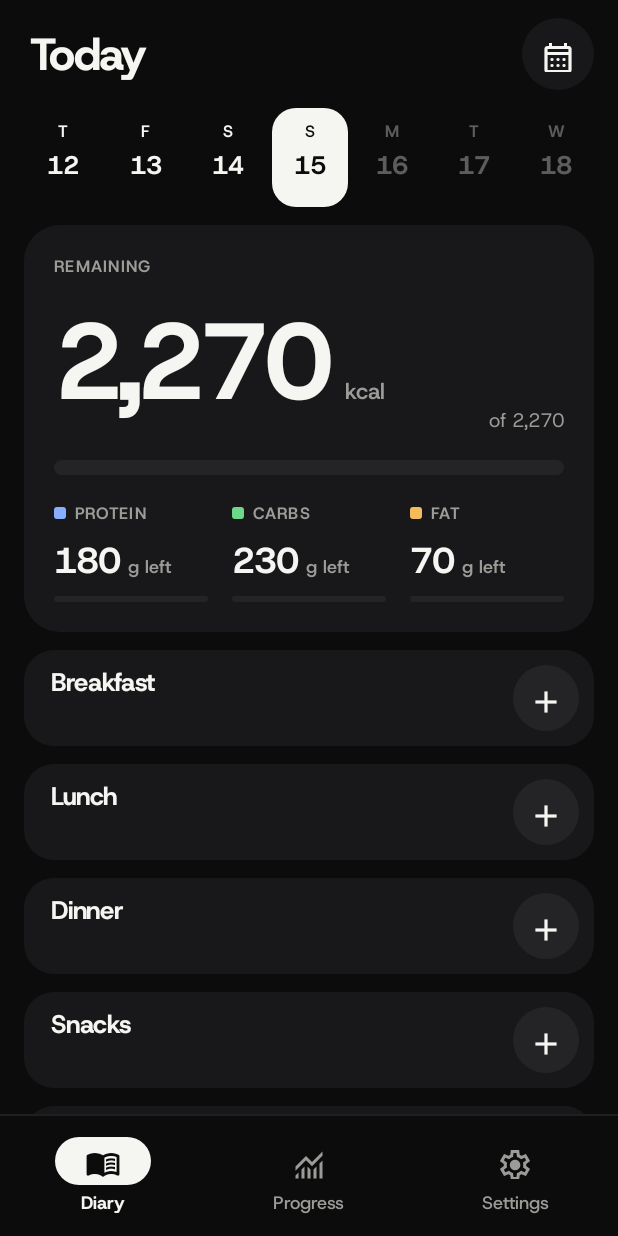
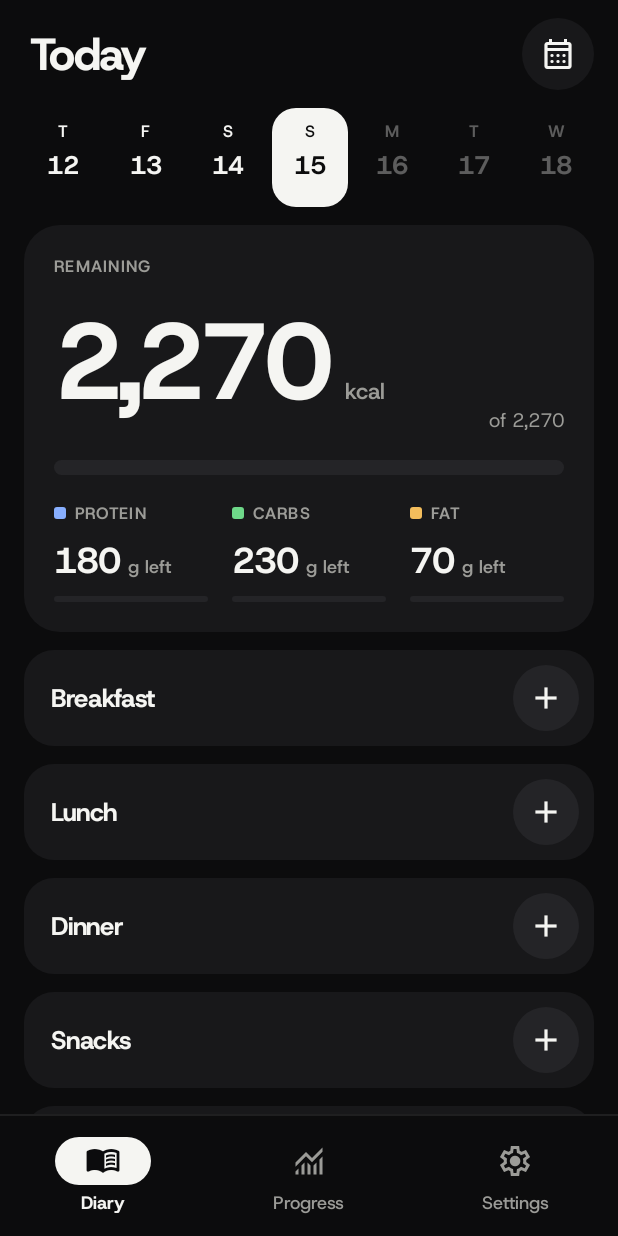
Before and after one commit to bjarneo/macra, an Android app built with Jetpack Compose: the screen it shows after launch (MainActivity), on a phone screen of 412 x 824 dp. Run offline under Robolectric (Android 15) with nearby library versions, the phone set to English and light mode, and no system bars; libraries missing offline, so code that uses them is left out: androidx.health.connect; pictures from the network do not load; 1 statement that could not run was skipped.

Commit message:
Center icons in their buttons
Icons were drawn as text, so the line metrics of the icon font put each
glyph 2.5 dp below the center of its button. Icons are now drawn on a
canvas with the baseline half an em below the box center, which is where
every glyph in the font has its center. The meal title now also shares
the center line of its add button. Set the version to 1.1.1.

```diff
--- a/app/build.gradle.kts
+++ b/app/build.gradle.kts
@@ -14,8 +14,8 @@ android {
         applicationId = "app.macra"
         minSdk = 28
         targetSdk = 36
-        versionCode = 2
-        versionName = "1.1.0"
+        versionCode = 3
+        versionName = "1.1.1"
     }
 
     // The release key is read from keystore.properties in the project root.
--- a/app/src/main/java/app/macra/ui/Components.kt
+++ b/app/src/main/java/app/macra/ui/Components.kt
@@ -1,9 +1,11 @@
 package app.macra.ui
 
+import android.graphics.Paint
 import androidx.compose.animation.animateColorAsState
 import androidx.compose.animation.core.animateDpAsState
 import androidx.compose.animation.core.animateFloatAsState
 import androidx.compose.animation.core.tween
+import androidx.compose.foundation.Canvas
 import androidx.compose.foundation.background
 import androidx.compose.foundation.border
 import androidx.compose.foundation.clickable
@@ -36,8 +38,11 @@ import androidx.compose.ui.Alignment
 import androidx.compose.ui.Modifier
 import androidx.compose.ui.draw.clip
 import androidx.compose.ui.graphics.Color
+import androidx.compose.ui.graphics.drawscope.drawIntoCanvas
+import androidx.compose.ui.graphics.nativeCanvas
+import androidx.compose.ui.graphics.toArgb
 import androidx.compose.ui.input.pointer.pointerInput
-import androidx.compose.ui.platform.LocalDensity
+import androidx.compose.ui.platform.LocalContext
 import androidx.compose.ui.semantics.Role
 import androidx.compose.ui.semantics.contentDescription
 import androidx.compose.ui.semantics.role
@@ -52,6 +57,8 @@ import androidx.compose.ui.unit.TextUnit
 import androidx.compose.ui.unit.dp
 import androidx.compose.ui.unit.em
 import androidx.compose.ui.unit.sp
+import androidx.core.content.res.ResourcesCompat
+import app.macra.R
 import kotlinx.coroutines.coroutineScope
 import kotlinx.coroutines.delay
 import kotlinx.coroutines.launch
@@ -108,24 +115,24 @@ fun Label(text: String, modifier: Modifier = Modifier, color: Color = LocalT.cur
     Txt(text.uppercase(), 11f, 700, color, modifier, ls = 0.08f, maxLines = 1)
 }
 
-/** Material Symbols icon, drawn from the bundled ligature font. */
+/**
+ * Material Symbols icon, drawn from the bundled ligature font.
+ * Each icon glyph has its center half an em above the baseline, so the baseline goes half an em below the box center.
+ * Text layout would place the glyph by the line metrics of the font, which puts it too low.
+ */
 @Composable
 fun Sym(name: String, size: Int = 24, color: Color = LocalT.current.ink, fill: Boolean = false, modifier: Modifier = Modifier) {
-    val fs = with(LocalDensity.current) { size.dp.toSp() }
-    Box(modifier.size(size.dp), contentAlignment = Alignment.Center) {
-        BasicText(
-            name,
-            style = TextStyle(
-                fontFamily = if (fill) SymbolsFill else Symbols,
-                fontSize = fs,
-                lineHeight = fs,
-                color = color,
-                textAlign = TextAlign.Center,
-                lineHeightStyle = LineHeightStyle(LineHeightStyle.Alignment.Center, LineHeightStyle.Trim.None),
-            ),
-            maxLines = 1,
-            softWrap = false,
-        )
+    val ctx = LocalContext.current
+    val paint = remember(fill) {
+        Paint(Paint.ANTI_ALIAS_FLAG).apply {
+            typeface = ResourcesCompat.getFont(ctx, if (fill) R.font.symbols_fill else R.font.symbols)
+            textAlign = Paint.Align.CENTER
+        }
+    }
+    Canvas(modifier.size(size.dp)) {
+        paint.textSize = this.size.minDimension
+        paint.color = color.toArgb()
+        drawIntoCanvas { it.nativeCanvas.drawText(name, center.x, center.y + paint.textSize / 2f, paint) }
     }
 }
 
--- a/app/src/main/java/app/macra/ui/DiaryScreen.kt
+++ b/app/src/main/java/app/macra/ui/DiaryScreen.kt
@@ -78,9 +78,10 @@ fun DiaryScreen(d: Data, u: Ui, vm: MacraViewModel, onPickDate: () -> Unit) {
                     verticalAlignment = Alignment.CenterVertically,
                     horizontalArrangement = Arrangement.spacedBy(8.dp),
                 ) {
-                    Txt(meal.label, 17f, 750, modifier = Modifier.alignByBaseline(), ls = -0.01f)
-                    if (list.isNotEmpty()) Txt("${fmt(d.total(list).kcal)} kcal", 13f, color = T.muted, modifier = Modifier.alignByBaseline(), tnum = true)
-                    Box(Modifier.weight(1f))
+                    Row(Modifier.weight(1f), horizontalArrangement = Arrangement.spacedBy(8.dp)) {
+                        Txt(meal.label, 17f, 750, modifier = Modifier.alignByBaseline(), ls = -0.01f)
+                        if (list.isNotEmpty()) Txt("${fmt(d.total(list).kcal)} kcal", 13f, color = T.muted, modifier = Modifier.alignByBaseline(), tnum = true)
+                    }
                     IconBtn("add", { vm.openSearch(meal) }, size = 44, bg = T.surface2, desc = "Add to ${meal.label}")
                 }
                 list.forEach { e ->
--- a/app/src/main/java/app/macra/ui/Theme.kt
+++ b/app/src/main/java/app/macra/ui/Theme.kt
@@ -68,6 +68,3 @@ val Grotesk = FontFamily(
         Font(R.font.host_grotesk, FontWeight(w), variationSettings = FontVariation.Settings(FontVariation.weight(w)))
     },
 )
-
-val Symbols = FontFamily(Font(R.font.symbols))
-val SymbolsFill = FontFamily(Font(R.font.symbols_fill))
```
